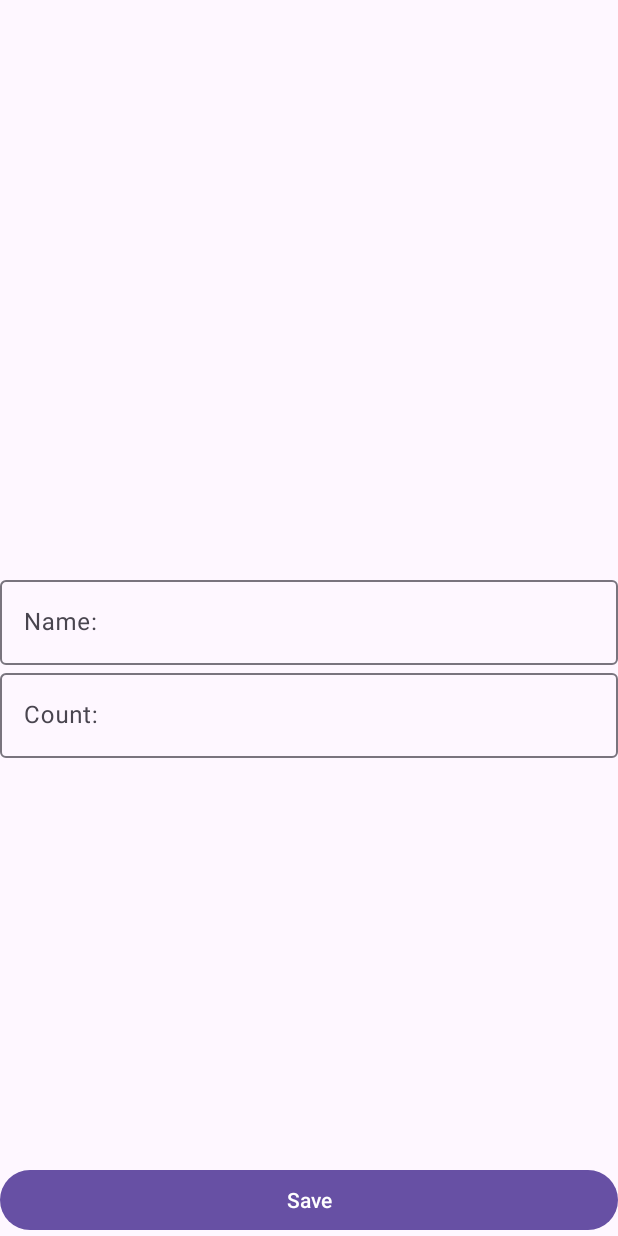
After one commit to Maxim-Pavlenko/ShoppingList, an Android app: the fragment ShopItemFragment placed in its activity, on a phone screen of 412 x 824 dp. The commit adds this screen. Run offline under Robolectric (Android 15) with nearby library versions, the phone set to English and light mode, and no system bars; 6 statements that could not run were skipped.

Commit message:
Create Fragmnet

```diff
--- /dev/null
+++ b/app/src/main/java/com/example/shoppinglist/presentation/ShopItemFragment.kt
@@ -0,0 +1,165 @@
+package com.example.shoppinglist.presentation
+
+import android.content.Context
+import android.content.Intent
+import android.os.Bundle
+import android.text.Editable
+import android.text.TextWatcher
+import android.util.Log
+import android.view.LayoutInflater
+import android.view.View
+import android.view.ViewGroup
+import android.widget.Button
+import android.widget.EditText
+import androidx.fragment.app.Fragment
+import androidx.lifecycle.ViewModelProvider
+import com.example.shoppinglist.R
+import com.example.shoppinglist.domain.ShopItem
+import com.google.android.material.textfield.TextInputLayout
+import java.lang.RuntimeException
+
+class ShopItemFragment: Fragment() {
+
+    private lateinit var viewModel: ShopItemViewModel
+    private lateinit var tilName: TextInputLayout
+    private lateinit var tilCount: TextInputLayout
+    private lateinit var etName: EditText
+    private lateinit var etCount: EditText
+    private lateinit var buttonSave: Button
+    private var screenMode = MODE_UNKNOW
+    private var shopItemId = ShopItem.UNDEFINED_ID
+    private var inputName = ""
+    private var inputCount = ""
+    override fun onCreate(savedInstanceState: Bundle?) {
+        Log.d("ShopItemFragment", "onCreate")
+        super.onCreate(savedInstanceState)
+        parseParams()
+    }
+
+    override fun onCreateView(
+        inflater: LayoutInflater,
+        container: ViewGroup?,
+        savedInstanceState: Bundle?
+    ): View? {
+        return inflater.inflate(R.layout.fragment_shop_item, container, false)
+    }
+
+    override fun onViewCreated(view: View, savedInstanceState: Bundle?) {
+        super.onViewCreated(view, savedInstanceState)
+        viewModel = ViewModelProvider(this).get(ShopItemViewModel::class.java)
+        initViews(view)
+        launchRightMode()
+        observeViewModel()
+        addTextChancgeListeners()
+    }
+
+    private fun observeViewModel() {
+        viewModel.shouldCloseScreen.observe(viewLifecycleOwner) {
+            activity?.onBackPressed()
+        }
+        viewModel.errorInputName.observe(viewLifecycleOwner) {
+            val message = if (it) {
+                "Error"
+            } else null
+            etName.error = message
+        }
+        viewModel.errorInputCount.observe(viewLifecycleOwner) {
+            val message = if (it) {
+                "Error"
+            } else null
+            etCount.error = message
+        }
+    }
+
+    private fun launchRightMode() {
+        when (screenMode) {
+            MODE_EDIT -> launchEditMode()
+            MODE_ADD -> launchAddMode()
+        }
+    }
+
+    private fun addTextChancgeListeners() {
+        etName.addTextChangedListener(object : TextWatcher {
+            override fun beforeTextChanged(s: CharSequence?, start: Int, count: Int, after: Int) {}
+            override fun onTextChanged(s: CharSequence?, start: Int, before: Int, count: Int) {
+                viewModel.resetErrorInputName()
+            }
+
+            override fun afterTextChanged(s: Editable?) {}
+        })
+        etCount.addTextChangedListener(object : TextWatcher {
+            override fun beforeTextChanged(s: CharSequence?, start: Int, count: Int, after: Int) {}
+            override fun onTextChanged(s: CharSequence?, start: Int, before: Int, count: Int) {
+                viewModel.resetErrorInputCount()
+            }
+
+            override fun afterTextChanged(s: Editable?) {}
+        })
+    }
+
+    private fun launchEditMode() {
+        viewModel.getShopItem(shopItemId)
+        viewModel.shopItem.observe(viewLifecycleOwner) {
+            etName.setText(it.name)
+            etCount.setText(it.count.toString())
+        }
+        buttonSave.setOnClickListener {
+            viewModel.editShopItem(etName.text?.toString(), etCount.text?.toString())
+        }
+    }
+
+    private fun launchAddMode() {
+        buttonSave.setOnClickListener {
+            viewModel.addShopItem(etName.text?.toString(), etCount.text?.toString())
+        }
+    }
+
+    private fun parseParams() {
+        val args = requireArguments()
+        if (!args.containsKey(SCREEN_MODE)) {
+            throw RuntimeException("Param screen mode is absent")
+        }
+        val mode = args.getString(SCREEN_MODE)
+        if (mode != MODE_EDIT && mode != MODE_ADD) {
+            throw RuntimeException("Unknow screen mode $mode")
+        }
+        if (mode == MODE_EDIT) {
+            if (!args.containsKey(SHOP_ITEM_ID)) {
+                throw RuntimeException("Param shop item id is absent")
+            }
+            shopItemId = args.getInt(SHOP_ITEM_ID)
+        }
+        screenMode = mode
+    }
+
+    private fun initViews(view: View) {
+        tilName = view.findViewById(R.id.til_name)
+        tilCount = view.findViewById(R.id.til_count)
+        etName = view.findViewById(R.id.et_name)
+        etCount = view.findViewById(R.id.et_count)
+        buttonSave = view.findViewById(R.id.save_button)
+    }
+
+    companion object {
+        private const val SCREEN_MODE = "extra_mode"
+        private const val MODE_ADD = "mode_add"
+        private const val MODE_EDIT = "mode_edit"
+        private const val SHOP_ITEM_ID = "extra_shop_item_id"
+        private const val MODE_UNKNOW = ""
+        fun newInstanceAddItem(): ShopItemFragment {
+            return ShopItemFragment().apply {
+                arguments = Bundle().apply {
+                    putString(SCREEN_MODE, MODE_ADD)
+                }
+            }
+        }
+        fun newInstanceEditItem(shopItemId: Int): ShopItemFragment {
+            return ShopItemFragment().apply {
+                arguments = Bundle().apply {
+                    putString(SCREEN_MODE, MODE_EDIT)
+                    putInt(SHOP_ITEM_ID, shopItemId)
+                }
+            }
+        }
+    }
+}
--- a/app/src/main/res/layout/activity_shop_item.xml
+++ b/app/src/main/res/layout/activity_shop_item.xml
@@ -1,48 +1,9 @@
 <?xml version="1.0" encoding="utf-8"?>
-<androidx.constraintlayout.widget.ConstraintLayout xmlns:android="http://schemas.android.com/apk/res/android"
-    xmlns:app="http://schemas.android.com/apk/res-auto"
+<androidx.fragment.app.FragmentContainerView
+    xmlns:android="http://schemas.android.com/apk/res/android"
     xmlns:tools="http://schemas.android.com/tools"
-    android:id="@+id/main"
+    android:id="@+id/shop_item_container"
     android:layout_width="match_parent"
     android:layout_height="match_parent"
-    tools:context=".presentation.ShopItemActivity">
-
-    <com.google.android.material.textfield.TextInputLayout
-        android:id="@+id/til_name"
-        android:layout_width="match_parent"
-        android:layout_height="wrap_content"
-        app:layout_constraintBottom_toBottomOf="parent"
-        app:layout_constraintTop_toTopOf="parent"
-        tools:ignore="MissingConstraints">
-
-        <com.google.android.material.textfield.TextInputEditText
-            android:id="@+id/et_name"
-            android:layout_width="match_parent"
-            android:layout_height="wrap_content"
-            android:hint="Name:"
-            android:inputType="textCapWords" />
-    </com.google.android.material.textfield.TextInputLayout>
-
-    <com.google.android.material.textfield.TextInputLayout
-        android:id="@+id/til_count"
-        android:layout_width="match_parent"
-        android:layout_height="wrap_content"
-        app:layout_constraintTop_toBottomOf="@+id/til_name"
-        tools:ignore="MissingConstraints">
-
-        <com.google.android.material.textfield.TextInputEditText
-            android:id="@+id/et_count"
-            android:layout_width="match_parent"
-            android:layout_height="wrap_content"
-            android:hint="Count:"
-            android:inputType="textCapWords" />
-    </com.google.android.material.textfield.TextInputLayout>
-
-    <Button
-        android:id="@+id/save_button"
-        android:layout_width="match_parent"
-        android:layout_height="wrap_content"
-        android:text="Save"
-        app:layout_constraintBottom_toBottomOf="parent"
-        tools:ignore="MissingConstraints" />
-</androidx.constraintlayout.widget.ConstraintLayout>
+    tools:context=".presentation.ShopItemActivity"
+    tools:layout="@layout/fragment_shop_item" />
--- /dev/null
+++ b/app/src/main/res/layout/fragment_shop_item.xml
@@ -0,0 +1,48 @@
+<?xml version="1.0" encoding="utf-8"?>
+<androidx.constraintlayout.widget.ConstraintLayout xmlns:android="http://schemas.android.com/apk/res/android"
+    xmlns:app="http://schemas.android.com/apk/res-auto"
+    xmlns:tools="http://schemas.android.com/tools"
+    android:id="@+id/main"
+    android:layout_width="match_parent"
+    android:layout_height="match_parent"
+    tools:context=".presentation.ShopItemFragment">
+
+    <com.google.android.material.textfield.TextInputLayout
+        android:id="@+id/til_name"
+        android:layout_width="match_parent"
+        android:layout_height="wrap_content"
+        app:layout_constraintBottom_toBottomOf="parent"
+        app:layout_constraintTop_toTopOf="parent"
+        tools:ignore="MissingConstraints">
+
+        <com.google.android.material.textfield.TextInputEditText
+            android:id="@+id/et_name"
+            android:layout_width="match_parent"
+            android:layout_height="wrap_content"
+            android:hint="Name:"
+            android:inputType="textCapWords" />
+    </com.google.android.material.textfield.TextInputLayout>
+
+    <com.google.android.material.textfield.TextInputLayout
+        android:id="@+id/til_count"
+        android:layout_width="match_parent"
+        android:layout_height="wrap_content"
+        app:layout_constraintTop_toBottomOf="@+id/til_name"
+        tools:ignore="MissingConstraints">
+
+        <com.google.android.material.textfield.TextInputEditText
+            android:id="@+id/et_count"
+            android:layout_width="match_parent"
+            android:layout_height="wrap_content"
+            android:hint="Count:"
+            android:inputType="textCapWords" />
+    </com.google.android.material.textfield.TextInputLayout>
+
+    <Button
+        android:id="@+id/save_button"
+        android:layout_width="match_parent"
+        android:layout_height="wrap_content"
+        android:text="Save"
+        app:layout_constraintBottom_toBottomOf="parent"
+        tools:ignore="MissingConstraints" />
+</androidx.constraintlayout.widget.ConstraintLayout>
```
Also changed, not shown: app/src/main/java/com/example/shoppinglist/presentation/MainActivity.kt (+35 -4 lines), app/src/main/java/com/example/shoppinglist/presentation/ShopItemActivity.kt (+12 -79 lines), app/src/main/res/layout-land/activity_main.xml (added, +48 -0 lines).
